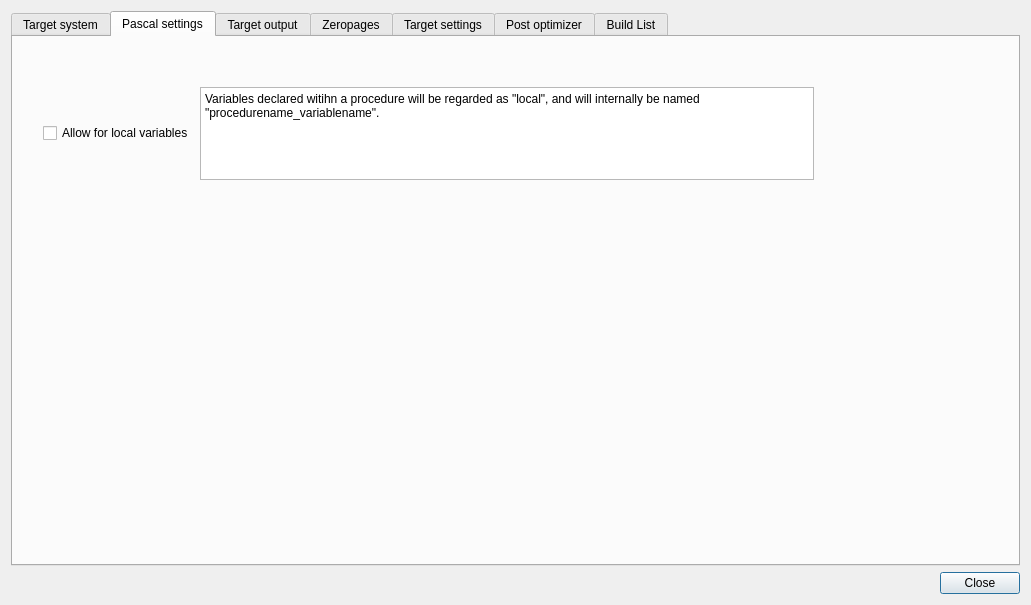
leuat/TRSE, file source/dialogprojectsettings.ui: the form before one commit.
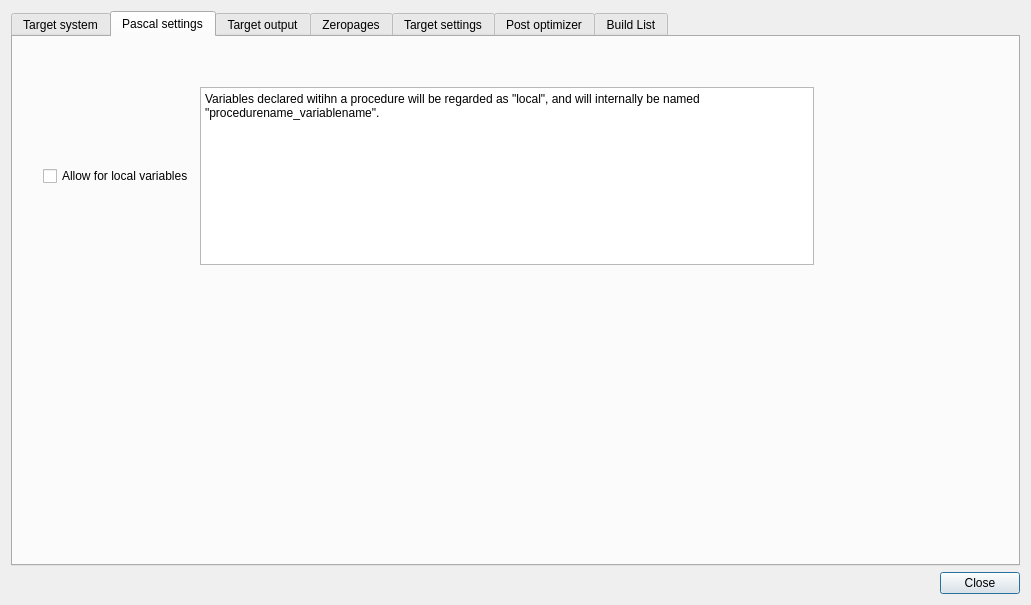
The form after the commit. The open tabs and pages were chosen to show the change.

```diff
--- a/source/dialogprojectsettings.ui
+++ b/source/dialogprojectsettings.ui
@@ -547,7 +547,7 @@
            <x>30</x>
            <y>50</y>
            <width>771</width>
-           <height>93</height>
+           <height>178</height>
           </rect>
          </property>
          <layout class="QGridLayout" name="gridLayout_8">
@@ -558,7 +558,7 @@
             </property>
            </widget>
           </item>
-          <item row="0" column="1">
+          <item row="0" column="2">
            <widget class="QTextBrowser" name="textBrowser_3">
             <property name="html">
              <string>&lt;!DOCTYPE HTML PUBLIC &quot;-//W3C//DTD HTML 4.0//EN&quot; &quot;http://www.w3.org/TR/REC-html40/strict.dtd&quot;&gt;
```
Left out of the diff: 2 changed lines with no effect on the pictures.
